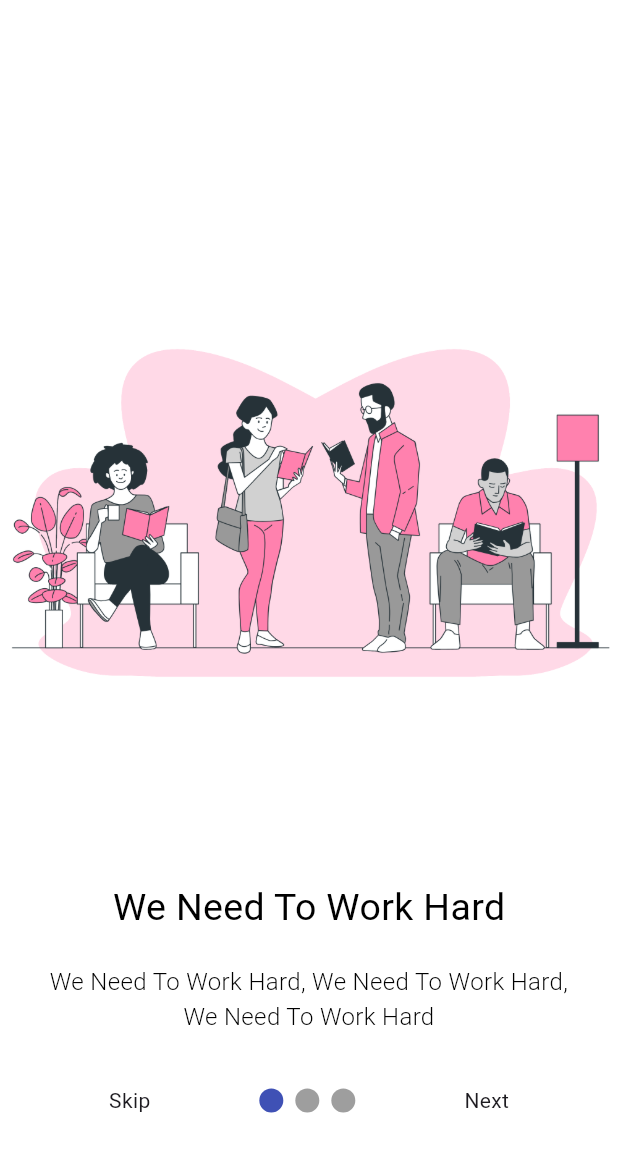
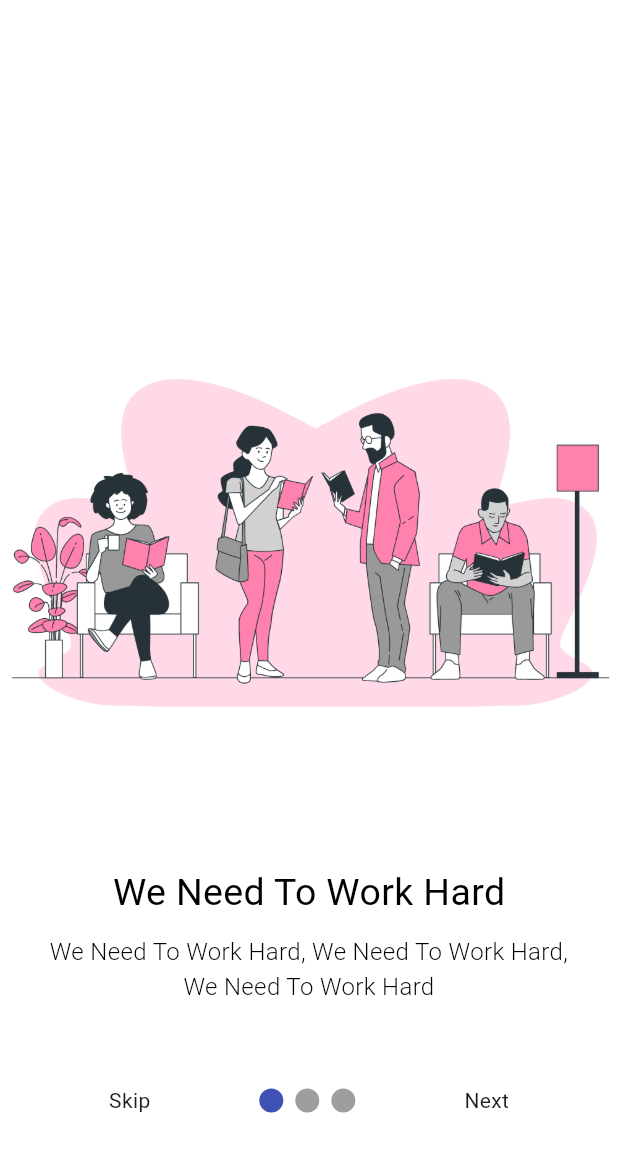
Before and after one commit to nimendra-ag/bookbuddies, a Flutter app: the screen it shows after launch, on a phone screen of 412 x 824 dp. Shown: the top 1152 px of the screen. Run offline on Flutter 3.47's test engine with Material 3 defaults, Android fonts, the phone set to English and light mode, and no system bars; drawn by our look-alikes of smooth_page_indicator.

Commit message:
initial commit

```diff
--- a/lib/Screens/IntroScreens/Screen1.dart
+++ b/lib/Screens/IntroScreens/Screen1.dart
@@ -9,13 +9,13 @@ class Screen1 extends StatelessWidget {
       mainAxisAlignment: MainAxisAlignment.center,
       children: [
         Image.asset('assets/Reading book-bro.png'),
-        const SizedBox(height: 40),
+        const SizedBox(height: 10),
         const Text("We Need To Work Hard", style: TextStyle(
           color: Colors.black,
           fontSize: 25,
           fontWeight: FontWeight.w400
         ),),
-        const SizedBox(height: 20),
+        const SizedBox(height: 10),
         Container(
           padding: const EdgeInsets.symmetric(horizontal: 20),
           child: const Text("We Need To Work Hard, We Need To Work Hard, We Need To Work Hard", style: TextStyle(
```
